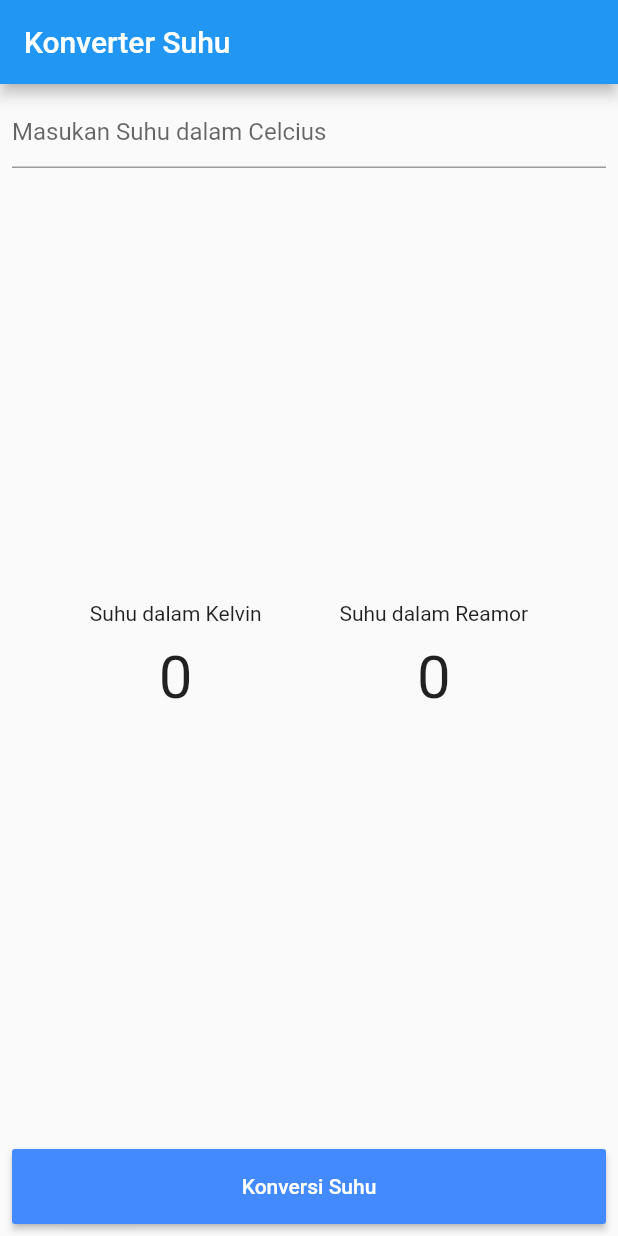
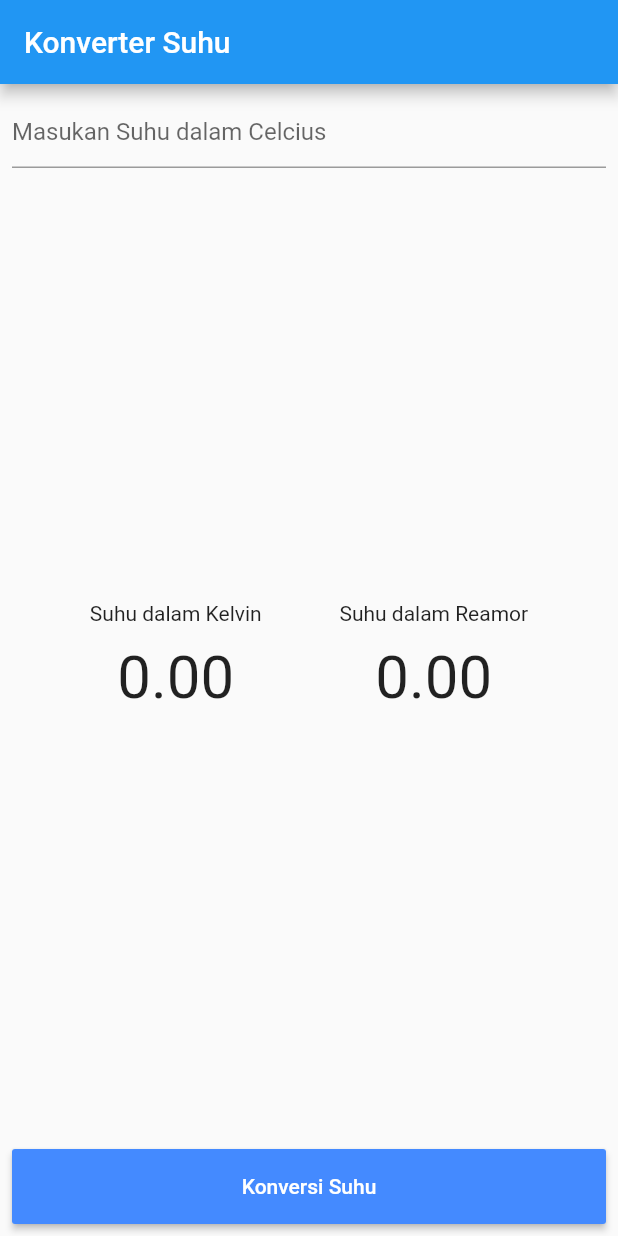
Before and after one commit to yogameleniawan/flutter_app_konversi_suhu, a Flutter app: the screen it shows after launch, on a phone screen of 412 x 824 dp. Run offline on Flutter 3.47's test engine with Material 2 defaults, Android fonts, the phone set to English and light mode, and no system bars.

Commit message:
extract widget

```diff
--- a/lib/convert.dart
+++ b/lib/convert.dart
@@ -2,14 +2,14 @@ import 'package:flutter/material.dart';
 import 'package:flutter/services.dart';
 
 class Convert extends StatelessWidget {
-  Function konvertHandler;
+  final Function konvertHandler;
   Convert({Key key, @required this.konvertHandler});
   @override
   Widget build(BuildContext context) {
     return Container(
       width: double.infinity,
       height: 50,
-      child: MaterialButton(
+      child: RaisedButton(
         onPressed: konvertHandler,
         color: Colors.blueAccent,
         textColor: Colors.white,
--- a/lib/input.dart
+++ b/lib/input.dart
@@ -13,10 +13,10 @@ class Input extends StatelessWidget {
   Widget build(BuildContext context) {
     return TextFormField(
       controller: etCelcius,
-      decoration: const InputDecoration(hintText: "Masukan Suhu dalam Celcius"),
+      decoration: InputDecoration(hintText: "Masukan Suhu dalam Celcius"),
       keyboardType: TextInputType.number,
       inputFormatters: <TextInputFormatter>[
-        FilteringTextInputFormatter.digitsOnly
+        FilteringTextInputFormatter.allow(RegExp(r'[0-9]'))
       ],
     );
   }
--- a/lib/result.dart
+++ b/lib/result.dart
@@ -22,7 +22,7 @@ class Result extends StatelessWidget {
           children: <Widget>[
             Text("Suhu dalam Kelvin"),
             Text(
-              _kelvin.toStringAsFixed(0),
+              _kelvin.toStringAsFixed(2),
               style: TextStyle(height: 1.5, fontSize: 40),
             )
           ],
@@ -31,7 +31,7 @@ class Result extends StatelessWidget {
           children: <Widget>[
             Text("Suhu dalam Reamor"),
             Text(
-              _reamor.toStringAsFixed(0),
+              _reamor.toStringAsFixed(2),
               style: TextStyle(height: 1.5, fontSize: 40),
             )
           ],
```
Also changed, not shown: images/Screenshot.png.
